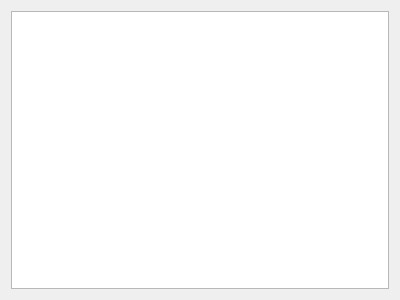
The window that ui/user_output_1.ui (Inigobarbe/VFSMOD-GUI) describes before a commit, drawn with Qt 5.
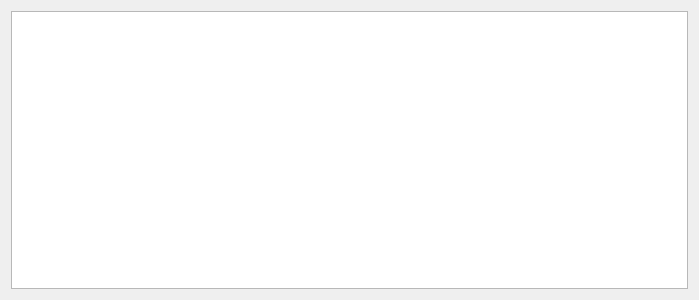
The same window after the commit.

```diff
--- a/ui/user_output_1.ui
+++ b/ui/user_output_1.ui
@@ -6,7 +6,7 @@
    <rect>
     <x>0</x>
     <y>0</y>
-    <width>400</width>
+    <width>699</width>
     <height>300</height>
    </rect>
   </property>
```
